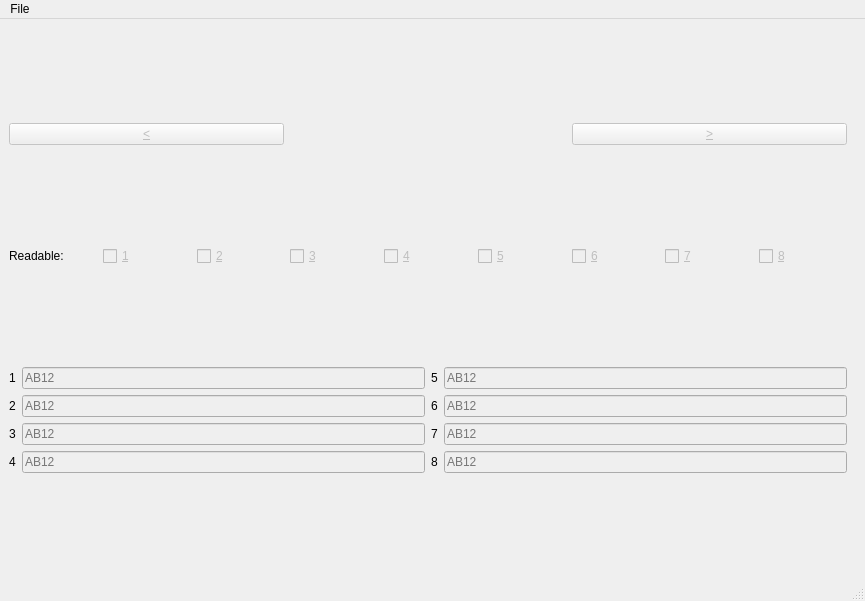
This is labeller.ui in Hypochondriac-Hippos/plate-labeller as Qt 5 draws it before an edit. The edited form follows.
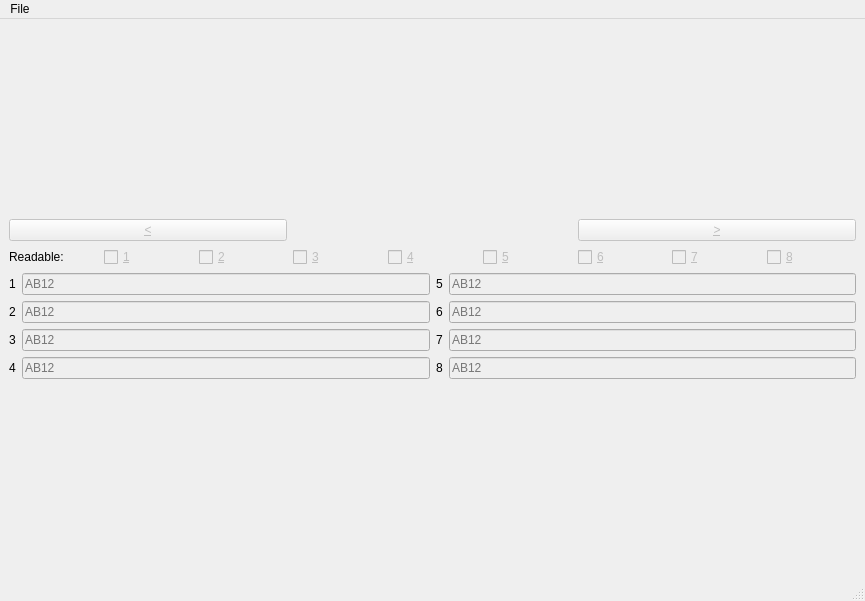
This is the edited form.

Commit message: Expand central layout to fill window

Patch:
```diff
--- a/labeller.ui
+++ b/labeller.ui
@@ -14,15 +14,8 @@
    <string>Plate Labeller</string>
   </property>
   <widget class="QWidget" name="centralwidget">
-   <widget class="QWidget" name="verticalLayoutWidget">
-    <property name="geometry">
-     <rect>
-      <x>9</x>
-      <y>9</y>
-      <width>838</width>
-      <height>541</height>
-     </rect>
-    </property>
+   <layout class="QGridLayout" name="gridLayout">
+    <item row="0" column="0">
     <layout class="QVBoxLayout" name="verticalLayout">
      <item>
       <layout class="QHBoxLayout" name="horizontalLayout">
@@ -363,7 +356,8 @@
       </layout>
      </item>
     </layout>
-   </widget>
+    </item>
+   </layout>
   </widget>
   <widget class="QMenuBar" name="menubar">
    <property name="geometry">
```
Lines whose indentation alone changed are shown as unchanged.
